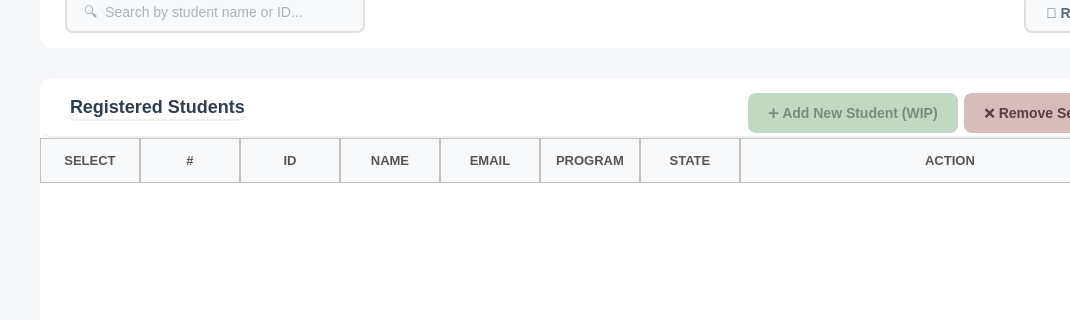
Qt form app_ui/admin_ui/submenus_ui/all_students.ui (Yasser-Daffa/ECE-Course-Registeration) before a commit; both pictures show x 0 to 1070 and y 127 to 447 of the 1200 by 809 pixel window.
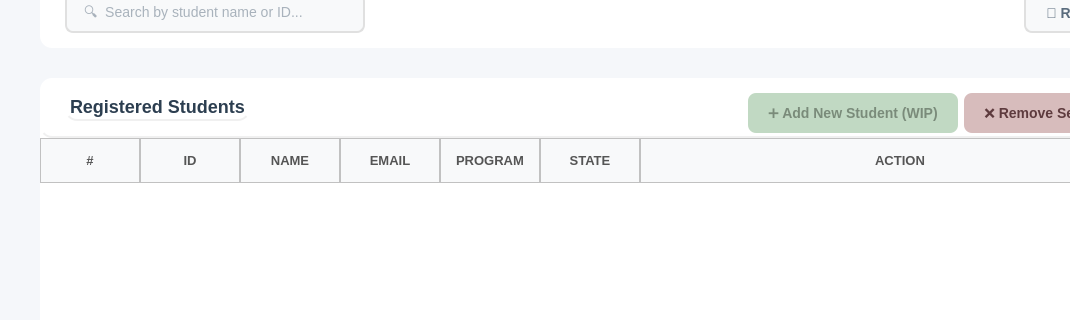
The same form after that commit. Icons and pictures are not drawn.

```diff
--- a/app_ui/admin_ui/submenus_ui/all_students.ui
+++ b/app_ui/admin_ui/submenus_ui/all_students.ui
@@ -519,11 +519,6 @@
         <attribute name="verticalHeaderCascadingSectionResizes">
          <bool>true</bool>
         </attribute>
-        <column>
-         <property name="text">
-          <string>SELECT</string>
-         </property>
-        </column>
         <column>
          <property name="text">
           <string>#</string>
```
